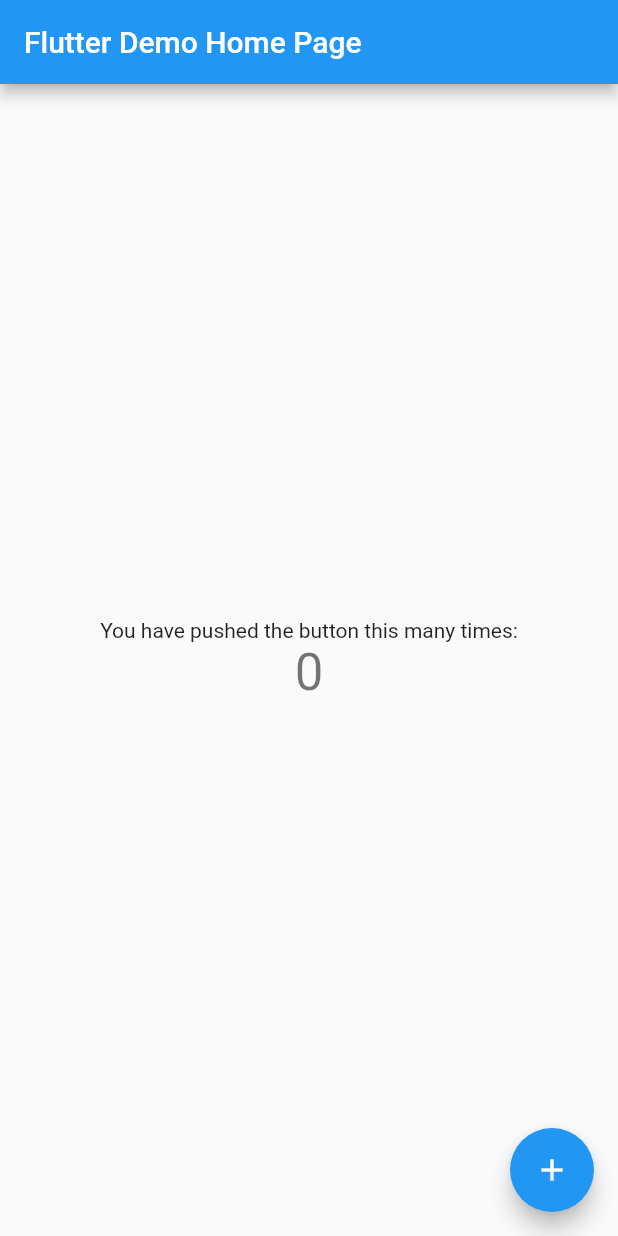
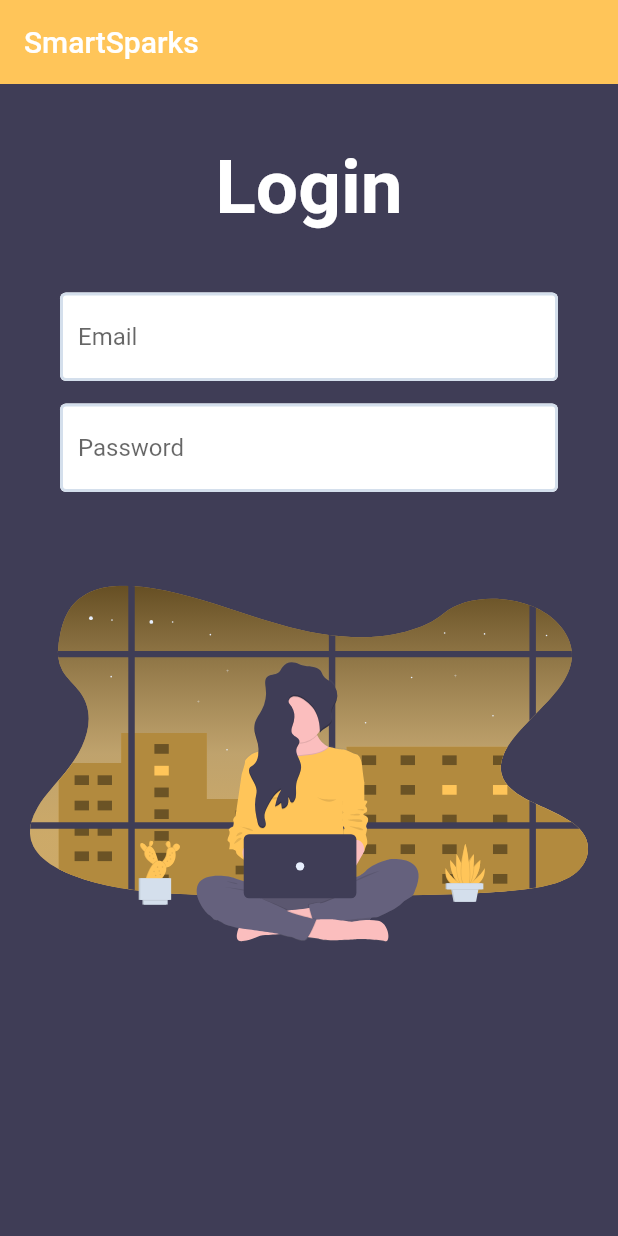
Before and after one commit to IrisBICS/SmartSparks, a Flutter app: the screen it shows after launch, on a phone screen of 412 x 824 dp. Run offline on Flutter 3.47's test engine with Material 2 defaults, Android fonts, the phone set to English and light mode, and no system bars; our stand-ins replace flutter_svg.

Commit message:
Login screen UI

```diff
--- a/lib/main.dart
+++ b/lib/main.dart
@@ -1,4 +1,5 @@
 import 'package:flutter/material.dart';
+import 'screens/authenticate/login.dart';
 
 void main() {
   runApp(MyApp());
@@ -9,109 +10,9 @@ class MyApp extends StatelessWidget {
   @override
   Widget build(BuildContext context) {
     return MaterialApp(
-      title: 'Flutter Demo',
-      theme: ThemeData(
-        // This is the theme of your application.
-        //
-        // Try running your application with "flutter run". You'll see the
-        // application has a blue toolbar. Then, without quitting the app, try
-        // changing the primarySwatch below to Colors.green and then invoke
-        // "hot reload" (press "r" in the console where you ran "flutter run",
-        // or simply save your changes to "hot reload" in a Flutter IDE).
-        // Notice that the counter didn't reset back to zero; the application
-        // is not restarted.
-        primarySwatch: Colors.blue,
-        // This makes the visual density adapt to the platform that you run
-        // the app on. For desktop platforms, the controls will be smaller and
-        // closer together (more dense) than on mobile platforms.
-        visualDensity: VisualDensity.adaptivePlatformDensity,
-      ),
-      home: MyHomePage(title: 'Flutter Demo Home Page'),
+      debugShowCheckedModeBanner: false,
+      title: 'SmartSparks',
+      home: Login(),
     );
   }
 }
-
-class MyHomePage extends StatefulWidget {
-  MyHomePage({Key key, this.title}) : super(key: key);
-
-  // This widget is the home page of your application. It is stateful, meaning
-  // that it has a State object (defined below) that contains fields that affect
-  // how it looks.
-
-  // This class is the configuration for the state. It holds the values (in this
-  // case the title) provided by the parent (in this case the App widget) and
-  // used by the build method of the State. Fields in a Widget subclass are
-  // always marked "final".
-
-  final String title;
-
-  @override
-  _MyHomePageState createState() => _MyHomePageState();
-}
-
-class _MyHomePageState extends State<MyHomePage> {
-  int _counter = 0;
-
-  void _incrementCounter() {
-    setState(() {
-      // This call to setState tells the Flutter framework that something has
-      // changed in this State, which causes it to rerun the build method below
-      // so that the display can reflect the updated values. If we changed
-      // _counter without calling setState(), then the build method would not be
-      // called again, and so nothing would appear to happen.
-      _counter++;
-    });
-  }
-
-  @override
-  Widget build(BuildContext context) {
-    // This method is rerun every time setState is called, for instance as done
-    // by the _incrementCounter method above.
-    //
-    // The Flutter framework has been optimized to make rerunning build methods
-    // fast, so that you can just rebuild anything that needs updating rather
-    // than having to individually change instances of widgets.
-    return Scaffold(
-      appBar: AppBar(
-        // Here we take the value from the MyHomePage object that was created by
-        // the App.build method, and use it to set our appbar title.
-        title: Text(widget.title),
-      ),
-      body: Center(
-        // Center is a layout widget. It takes a single child and positions it
-        // in the middle of the parent.
-        child: Column(
-          // Column is also a layout widget. It takes a list of children and
-          // arranges them vertically. By default, it sizes itself to fit its
-          // children horizontally, and tries to be as tall as its parent.
-          //
-          // Invoke "debug painting" (press "p" in the console, choose the
-          // "Toggle Debug Paint" action from the Flutter Inspector in Android
-          // Studio, or the "Toggle Debug Paint" command in Visual Studio Code)
-          // to see the wireframe for each widget.
-          //
-          // Column has various properties to control how it sizes itself and
-          // how it positions its children. Here we use mainAxisAlignment to
-          // center the children vertically; the main axis here is the vertical
-          // axis because Columns are vertical (the cross axis would be
-          // horizontal).
-          mainAxisAlignment: MainAxisAlignment.center,
-          children: <Widget>[
-            Text(
-              'You have pushed the button this many times:',
-            ),
-            Text(
-              '$_counter',
-              style: Theme.of(context).textTheme.headline4,
-            ),
-          ],
-        ),
-      ),
-      floatingActionButton: FloatingActionButton(
-        onPressed: _incrementCounter,
-        tooltip: 'Increment',
-        child: Icon(Icons.add),
-      ), // This trailing comma makes auto-formatting nicer for build methods.
-    );
-  }
-}
--- /dev/null
+++ b/lib/screens/authenticate/login.dart
@@ -0,0 +1,70 @@
+import 'package:flutter/material.dart';
+import 'package:flutter_svg/flutter_svg.dart';
+import 'package:smartsparks/shared/constants.dart';
+
+class Login extends StatelessWidget {
+  @override
+  Widget build(BuildContext context) {
+
+    final _formKey = GlobalKey<FormState>();
+
+    return Scaffold(
+      backgroundColor: darkGray,
+      appBar: AppBar(
+        backgroundColor: yellow,
+        elevation: 0.0,
+        title: Text('SmartSparks'),
+      ),
+      body: Column(
+        //mainAxisAlignment: MainAxisAlignment.center,
+        children: <Widget>[
+          Container(
+            height: 600,
+            child: Stack(
+              children: <Widget>[
+                Positioned(
+                  child: Padding(
+                    padding: EdgeInsets.fromLTRB(20, 320, 20, 0),
+                    child: SvgPicture.asset('assets/images/undraw_working_late_pukg.svg')
+                    )
+                ),
+                Padding(
+                  padding: EdgeInsets.fromLTRB(40, 40, 40, 0),
+                  child: Column(
+                    children: <Widget>[
+                      Container(
+                        margin: EdgeInsets.only(bottom: 40),
+                        child: Center(
+                          child: Text(
+                            "Login",
+                            style: TextStyle(color: white, fontSize: 50, fontWeight: FontWeight.bold)
+                          )
+                        )
+                      ),
+                      Form(
+                        key: _formKey,
+                        child: Column(
+                          children: <Widget>[
+                            TextFormField(
+                              decoration: textInputDecoration.copyWith(hintText: 'Email'),
+                              onChanged: (val) {},
+                            ),
+                            SizedBox(height: 15,),
+                            TextFormField(
+                              decoration: textInputDecoration.copyWith(hintText: 'Password'),
+                              onChanged: (val) {},
+                            )
+                          ]
+                        )
+                      )
+                    ]
+                  )
+                )
+              ]
+            )
+          )
+        ]
+      )
+    );
+  }
+}
--- /dev/null
+++ b/lib/shared/constants.dart
@@ -0,0 +1,21 @@
+import 'package:flutter/material.dart';
+
+const yellow = Color(0xFFffc559);
+const lightBrown = Color(0xFFb38a3e);
+const darkBrown = Color(0xFF6b5325);
+const lightGray = Color(0xFFd4dfec);
+const middleGray = Color(0xFF65617d);
+const darkGray = Color(0xFF3f3d56);
+const skintone = Color(0xFFfbbebe);
+const white = Color(0xFFFFFFFF);
+
+const textInputDecoration = InputDecoration(
+  fillColor: white,
+  filled: true,
+  enabledBorder: OutlineInputBorder(
+    borderSide: BorderSide(color: lightGray, width: 2.0),
+  ),
+  focusedBorder: OutlineInputBorder(
+    borderSide: BorderSide(color: yellow, width: 2.0),
+  ),
+);
--- a/pubspec.yaml
+++ b/pubspec.yaml
@@ -30,6 +30,7 @@ dependencies:
   cupertino_icons: ^0.1.3
   firebase_auth: ^0.14.0+5
   cloud_firestore: ^0.12.9+4
+  flutter_svg: ^0.19.0
 
 dev_dependencies:
   flutter_test:
@@ -47,7 +48,8 @@ flutter:
   uses-material-design: true
 
   # To add assets to your application, add an assets section, like this:
-  # assets:
+  assets:
+    - assets/images/
   #   - images/a_dot_burr.jpeg
   #   - images/a_dot_ham.jpeg
 
```
Also changed, not shown: assets/images/undraw_working_late_pukg.svg (added), pubspec.lock.
